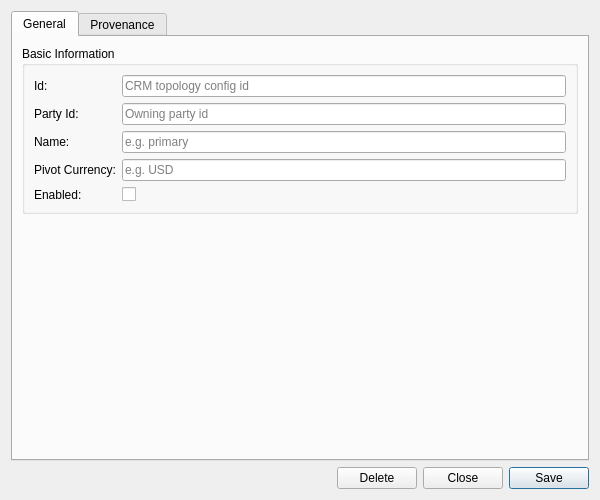
Above: projects/ores.qt/refdata/ui/CrmTopologyConfigDetailDialog.ui from OreStudio/OreStudio before the change. Below: the same form after it.
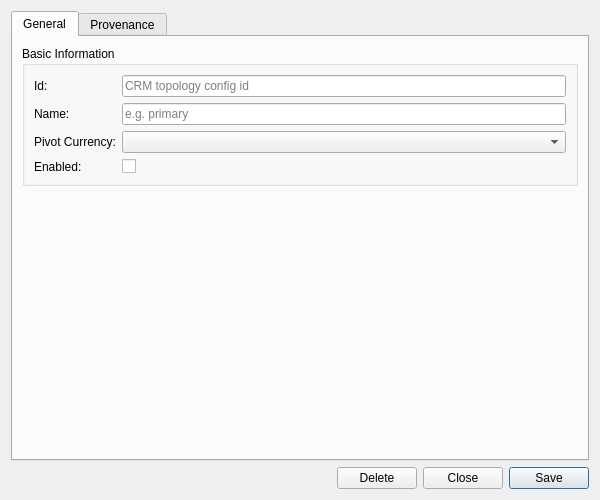
That is the form after the change. Custom widgets are drawn as their Qt base class.

Commit message: [qt] Hide party_id, flag currency codes, keep config_id list-only on CRM entities

The edit to the form file:
```diff
--- a/projects/ores.qt/refdata/ui/CrmTopologyConfigDetailDialog.ui
+++ b/projects/ores.qt/refdata/ui/CrmTopologyConfigDetailDialog.ui
@@ -56,55 +56,41 @@
            </widget>
           </item>
           <item row="1" column="0">
-           <widget class="QLabel" name="labelPartyId">
-            <property name="text">
-             <string>Party Id:</string>
-            </property>
-           </widget>
-          </item>
-          <item row="1" column="1">
-           <widget class="QLineEdit" name="partyIdEdit">
-            <property name="placeholderText">
-             <string>Owning party id</string>
-            </property>
-           </widget>
-          </item>
-          <item row="2" column="0">
            <widget class="QLabel" name="labelName">
             <property name="text">
              <string>Name:</string>
             </property>
            </widget>
           </item>
-          <item row="2" column="1">
+          <item row="1" column="1">
            <widget class="QLineEdit" name="nameEdit">
             <property name="placeholderText">
              <string>e.g. primary</string>
             </property>
            </widget>
           </item>
-          <item row="3" column="0">
+          <item row="2" column="0">
            <widget class="QLabel" name="labelPivotCurrencyCode">
             <property name="text">
              <string>Pivot Currency:</string>
             </property>
            </widget>
           </item>
-          <item row="3" column="1">
-           <widget class="QLineEdit" name="pivotCcyEdit">
-            <property name="placeholderText">
-             <string>e.g. USD</string>
+          <item row="2" column="1">
+           <widget class="ores::qt::OreCurrencyComboBox" name="pivotCcyCombo">
+            <property name="insertPolicy">
+             <enum>QComboBox::NoInsert</enum>
             </property>
            </widget>
           </item>
-          <item row="4" column="0">
+          <item row="3" column="0">
            <widget class="QLabel" name="labelEnabled">
             <property name="text">
              <string>Enabled:</string>
             </property>
            </widget>
           </item>
-          <item row="4" column="1">
+          <item row="3" column="1">
            <widget class="QCheckBox" name="enabledCheckBox">
             <property name="text">
              <string/>
@@ -188,6 +174,11 @@
    <extends>QWidget</extends>
    <header>ores.qt/ProvenanceWidget.hpp</header>
   </customwidget>
+  <customwidget>
+   <class>ores::qt::OreCurrencyComboBox</class>
+   <extends>QComboBox</extends>
+   <header>ores.qt/OreCurrencyComboBox.hpp</header>
+  </customwidget>
  </customwidgets>
  <resources/>
  <connections/>
```
The commit also changes 36 other files.
